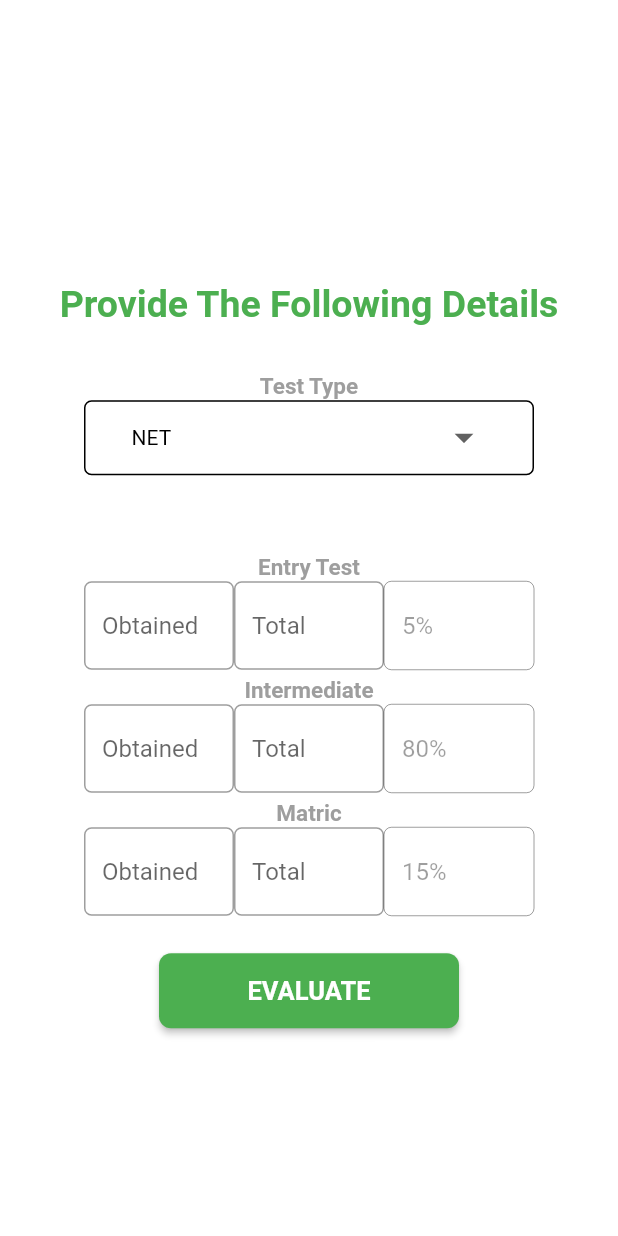
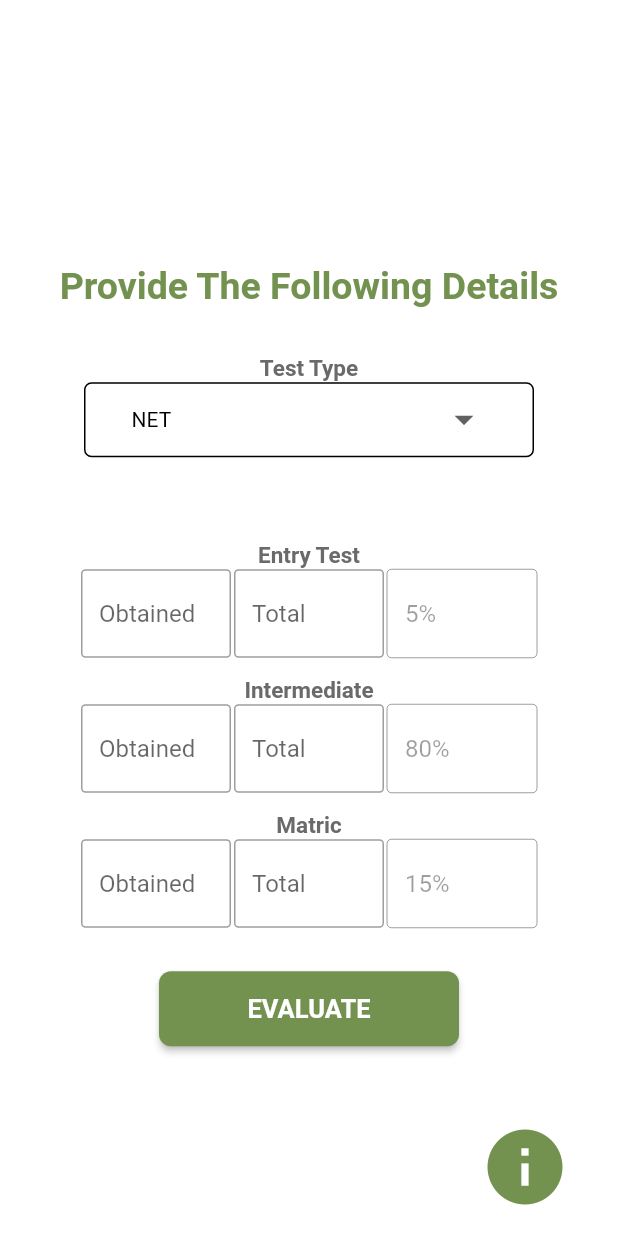
Before and after one commit to HanzlaJavaid/MeritCalculatorAndroid, a Flutter app: the NewLayOut screen opened directly, on a phone screen of 412 x 824 dp. Run offline on Flutter 3.47's test engine with Material 2 defaults, Android fonts, the phone set to English and light mode, and no system bars; our stand-ins replace flutter_spinkit, google_fonts.

Commit message:
ui update

```diff
--- a/merit_calculator/lib/pages/buttons.dart
+++ b/merit_calculator/lib/pages/buttons.dart
@@ -3,6 +3,7 @@ import 'package:flutter/material.dart';
 import 'package:google_fonts/google_fonts.dart';
 import 'package:merit_calculator/main.dart';
 import 'newlayout.dart';
+import 'info.dart';
 class Evaluate extends StatelessWidget {
   Function() eval;
   Evaluate({this.eval});
@@ -15,7 +16,7 @@ class Evaluate extends StatelessWidget {
         onPressed: (){
           eval();
         },
-        color: Colors.green,
+        color:  Color(0xff73924F),
         child: Text(
           "EVALUATE",
             style: GoogleFonts.roboto(color: Colors.white,fontSize: 17,fontWeight: FontWeight.bold)
@@ -75,7 +76,7 @@ class _NextScreenState extends State<NextScreen> {
               _showDialog();
           }
         },
-        color: Colors.green,
+        color: Color(0xff73924F),
         child: Text(
             "CONTINUE",
             style: GoogleFonts.roboto(color: Colors.white,fontSize: 17,fontWeight: FontWeight.bold)
@@ -111,6 +112,20 @@ class BackScreen extends StatelessWidget {
     );
   }
 }
+class About extends StatelessWidget {
+  @override
+  Widget build(BuildContext context) {
+    return Container(
+      child: FlatButton(
+        child: Icon(Icons.info , size: 60,color: Color(0xff73924F),),
+        onPressed: (){
+          Navigator.push(context, MaterialPageRoute(builder: (_) => infoShow()));
+        },
+      )
+    );
+  }
+}
+
 class EditandRecalculate extends StatelessWidget {
   @override
   Widget build(BuildContext context) {
@@ -124,12 +139,12 @@ class EditandRecalculate extends StatelessWidget {
         color: Colors.white,
         child: Text(
             "EDIT AND RECALCULATE ",
-            style: GoogleFonts.roboto(color: Colors.green,fontSize: 15,fontWeight: FontWeight.bold),
+            style: GoogleFonts.roboto(color:  Color(0xff73924F),fontSize: 15,fontWeight: FontWeight.bold),
             textAlign: TextAlign.center,
         ),
         shape: RoundedRectangleBorder(
           borderRadius: BorderRadius.circular(8),
-          side: BorderSide(color: Colors.green)
+          side: BorderSide(color: Color(0xff73924F))
         ),
       ),
     );
@@ -152,7 +167,7 @@ class Recalculate extends StatelessWidget {
           g.text = '';
           Navigator.popUntil(context, ModalRoute.withName('/home'));
         },
-        color: Colors.green,
+        color:  Color(0xff73924F),
         child: Text(
           "CALCULATE WITH NEW DATA ",
           style: GoogleFonts.roboto(color: Colors.white,fontSize: 15,fontWeight: FontWeight.bold),
--- a/merit_calculator/lib/pages/generalUI.dart
+++ b/merit_calculator/lib/pages/generalUI.dart
@@ -18,14 +18,14 @@ class SCORESHOW extends StatelessWidget {
               Container(
                 width: 200,
                 child: Divider(
-                  color: Colors.green[200],
+                  color:  Color(0xff73924F),
                   height: 5,
                   thickness: 1.5,
                 ),
               ),
               Text(
                 HEADING,
-                style: GoogleFonts.roboto(color: Colors.green,fontWeight: FontWeight.bold,fontSize: 12),
+                style: GoogleFonts.roboto(color:  Color(0xff73924F),fontWeight: FontWeight.bold,fontSize: 12),
                 textAlign: TextAlign.center,
               ),
               Padding(
--- a/merit_calculator/lib/pages/inputfield.dart
+++ b/merit_calculator/lib/pages/inputfield.dart
@@ -22,44 +22,64 @@ class _NumericInputState extends State<NumericInput> {
   @override
   Widget build(BuildContext context) {
     return Container(
+        child: Padding(
+          padding: const EdgeInsets.only(bottom: 4,top: 4),
           child: Column(
             crossAxisAlignment: CrossAxisAlignment.center,
             mainAxisAlignment: MainAxisAlignment.center,
             children: [
                 Text(
                   widget.label,
-                style: GoogleFonts.roboto(color: Colors.grey,fontWeight: FontWeight.bold,fontSize: 15),
+                  style: GoogleFonts.roboto(color: Color(0xFF6A6A6A),fontWeight: FontWeight.bold,fontSize: 15),
                 ),
               Row(
                 mainAxisAlignment: MainAxisAlignment.center,
                 children: [
-                Container(
+                  Padding(
+                    padding: const EdgeInsets.only(right: 2),
+                    child: Container(
                       width: 100,
                       child: TextField(
                         controller: widget.con1,
                         keyboardType: TextInputType.number,
                         decoration: InputDecoration(
                           hintText: widget.hint1,
-                      border: OutlineInputBorder(
-                        borderRadius: BorderRadius.circular(5),
+                          focusedBorder: OutlineInputBorder(
+                            borderRadius: BorderRadius.circular(3),
                             borderSide: BorderSide(
                                 color: Colors.green
+                            ),
+                          ),
+                          border: OutlineInputBorder(
+                            borderRadius: BorderRadius.circular(3),
+                            borderSide: BorderSide(
+                              color: Colors.black
                             ),
                           ),
                         ),
                       ),
                     ),
-                Container(
+                  ),
+                  Padding(
+                    padding: const EdgeInsets.only(right: 2),
+                    child: Container(
                       width: 100,
                       child: TextField(
                         controller: widget.con2,
                         keyboardType: TextInputType.number,
                         decoration: InputDecoration(
+                          focusedBorder: OutlineInputBorder(
+                            borderRadius: BorderRadius.circular(3),
+                            borderSide: BorderSide(
+                                color: Colors.green
+                            ),
+                          ),
                           hintText: widget.hint2,
                           border: OutlineInputBorder(
-                        borderRadius: BorderRadius.circular(5),
+                            borderRadius: BorderRadius.circular(3),
                             borderSide: BorderSide(
-                            color: Colors.green
+                                color: Colors.black
+                            ),
                           ),
                         ),
                       ),
@@ -72,11 +92,17 @@ class _NumericInputState extends State<NumericInput> {
                       controller: widget.con3,
                       keyboardType: TextInputType.number,
                       decoration: InputDecoration(
+                        focusedBorder: OutlineInputBorder(
+                          borderRadius: BorderRadius.circular(3),
+                          borderSide: BorderSide(
+                              color: Colors.green
+                          ),
+                        ),
                         hintText: widget.hint3,
                         border: OutlineInputBorder(
-                        borderRadius: BorderRadius.circular(5),
+                          borderRadius: BorderRadius.circular(3),
                           borderSide: BorderSide(
-                            color: Colors.green
+                              color: Colors.black
                           ),
                         ),
                       ),
@@ -85,6 +111,7 @@ class _NumericInputState extends State<NumericInput> {
                 ],
               ),
             ],
+          ),
         ),
     );
   }
@@ -102,12 +129,13 @@ class _SimpleInputState extends State<SimpleInput> {
     return Column(
       children: [
          Text(
-            "Enter test name",
-           style: GoogleFonts.roboto(color: Colors.grey,fontWeight: FontWeight.bold,fontSize: 15),
+            "Enter Test Name",
+           style: GoogleFonts.roboto(color: Color(0xFF6A6A6A),fontWeight: FontWeight.bold,fontSize: 15),
+
           ),
         Container(
           alignment: Alignment.topCenter,
-          width: 200,
+          width: 300,
           child: TextField(
             controller: g,
             onChanged: (TEST){
@@ -115,11 +143,17 @@ class _SimpleInputState extends State<SimpleInput> {
             },
             keyboardType: TextInputType.text,
             decoration: InputDecoration(
+              focusedBorder: OutlineInputBorder(
+                borderRadius: BorderRadius.circular(3),
+                borderSide: BorderSide(
+                    color: Colors.green
+                ),
+              ),
               hintText: "Test name",
               border: OutlineInputBorder(
-                borderRadius: BorderRadius.circular(5),
+                borderRadius: BorderRadius.circular(3),
                 borderSide: BorderSide(
-                    color: Colors.green
+                    color: Colors.black
                 ),
               ),
             ),
--- a/merit_calculator/lib/pages/loading.dart
+++ b/merit_calculator/lib/pages/loading.dart
@@ -13,6 +13,7 @@ class loadingscreen extends StatefulWidget {
 }
 
 class _loadingscreen extends State<loadingscreen> {
+
   @override
   void initState() {
     super.initState();
--- a/merit_calculator/lib/pages/newlayout.dart
+++ b/merit_calculator/lib/pages/newlayout.dart
@@ -224,6 +224,7 @@ class _NewLayOutState extends State<NewLayOut> {
   }
   Widget build(BuildContext context) {
     return Scaffold(
+      floatingActionButton: About(),
       backgroundColor: Colors.white,
         body: Container(
           alignment: Alignment.topCenter,
@@ -238,7 +239,7 @@ class _NewLayOutState extends State<NewLayOut> {
                     flex: 1,
                     child: Text(
                       "Provide The Following Details",
-                      style: GoogleFonts.roboto(color: Colors.green,fontWeight: FontWeight.bold,fontSize: 25) ,
+                      style: GoogleFonts.roboto(color:  Color(0xff73924F),fontWeight: FontWeight.bold,fontSize: 25) ,
                       textAlign: TextAlign.center,
                     ),
                   ),
@@ -250,7 +251,7 @@ class _NewLayOutState extends State<NewLayOut> {
                         children: [
                           Text(
                             "Test Type",
-                            style: GoogleFonts.roboto(color: Colors.grey,fontWeight: FontWeight.bold,fontSize: 15),
+                            style: GoogleFonts.roboto(color: Color(0xFF6A6A6A),fontWeight: FontWeight.bold,fontSize: 15),
                           ),
                           Container(
                             alignment: Alignment.center,
--- a/merit_calculator/lib/pages/userinfo.dart
+++ b/merit_calculator/lib/pages/userinfo.dart
@@ -21,7 +21,7 @@ class _UserInfoState extends State<UserInfo> {
           flex: 1,
           child: Text(
             "Please enter the following",
-            style: GoogleFonts.roboto(color: Colors.green,fontWeight: FontWeight.bold,fontSize: 25) ,
+            style: GoogleFonts.roboto(color: Color(0xff73924F),fontWeight: FontWeight.bold,fontSize: 25) ,
             textAlign: TextAlign.center,
           ),
           ),
@@ -61,9 +61,9 @@ class _UserInfoState extends State<UserInfo> {
                     decoration: InputDecoration(
                       hintText: "Your mobile number here",
                       border: OutlineInputBorder(
-                        borderRadius: BorderRadius.circular(5),
+                        borderRadius: BorderRadius.circular(3),
                         borderSide: BorderSide(
-                            color: Colors.green
+                            color: Colors.black
                         ),
                       ),
                     ),
--- a/merit_calculator/pubspec.yaml
+++ b/merit_calculator/pubspec.yaml
@@ -26,6 +26,8 @@ dependencies:
   intro_slider: ^2.2.8
   flutter:
     sdk: flutter
+  shared_preferences: ^0.5.4+6
+  url_launcher: ^5.5.2
 
 
   # The following adds the Cupertino Icons font to your application.
@@ -50,6 +52,7 @@ flutter:
   # To add assets to your application, add an assets section, like this:
   assets:
   - assets/images/
+  - assets/images/we3.png
   #   - images/a_dot_ham.jpeg
 
   # An image asset can refer to one or more resolution-specific "variants", see
```
Also changed, not shown: merit_calculator/lib/pages/finalScreen.dart (+4 -3 lines), merit_calculator/lib/pages/info.dart (added, +79 -0 lines), merit_calculator/lib/pages/slider.dart (+17 -16 lines), merit_calculator/assets/images/t3.png (added), merit_calculator/pubspec.lock. Lines whose indentation alone changed are shown as unchanged.
